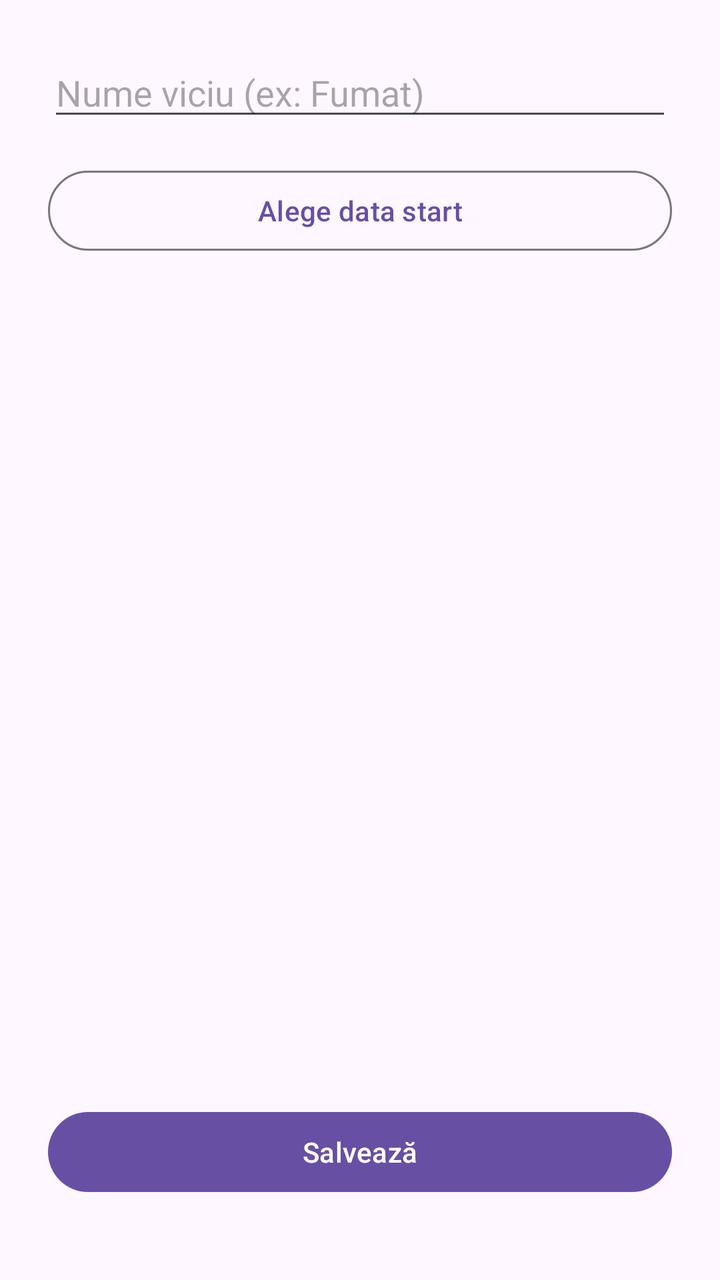
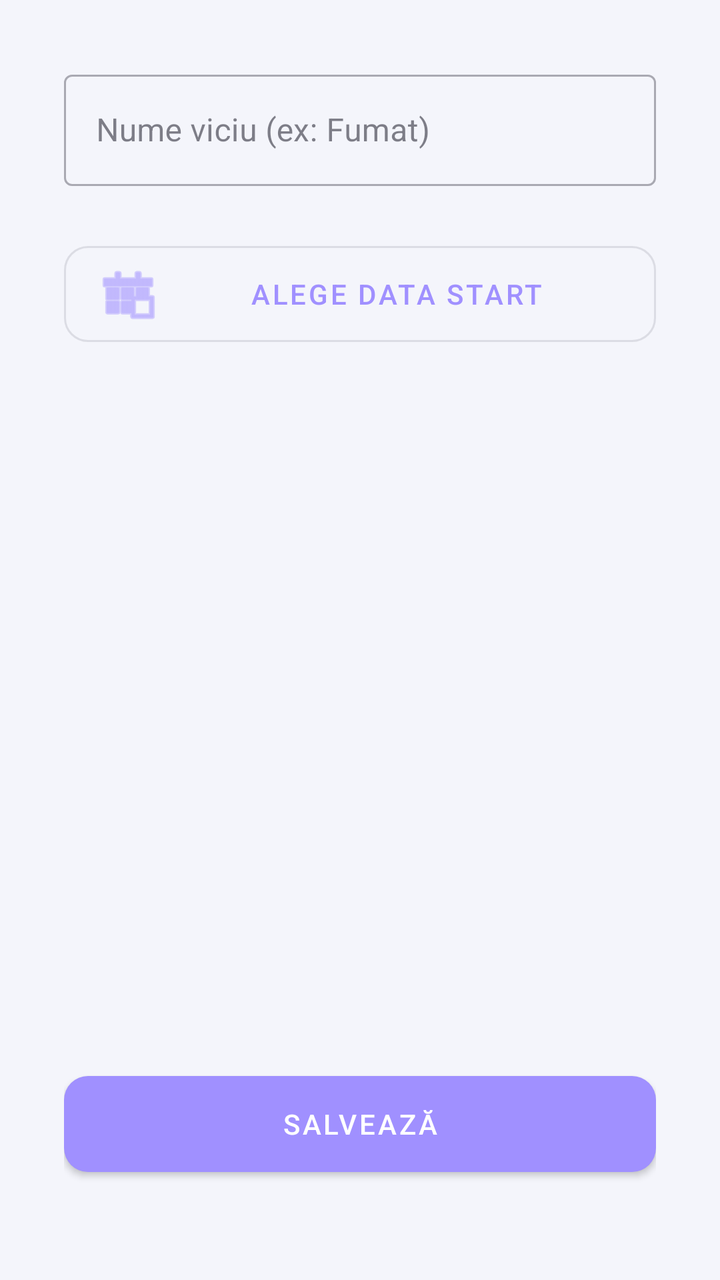

An Android layout rendered at two revisions. The XML below is the earlier revision; the diff shows what the commit changed to produce the second picture.
<!-- AndroidManifest.xml: application theme Theme.Bad_Habits_Tracker -->
<!-- res/layout/fragment_add_habit.xml -->
<?xml version="1.0" encoding="utf-8"?>
<androidx.constraintlayout.widget.ConstraintLayout
    xmlns:android="http://schemas.android.com/apk/res/android"
    xmlns:app="http://schemas.android.com/apk/res-auto"
    android:layout_width="match_parent"
    android:layout_height="match_parent"
    android:padding="24dp">

    <EditText
        android:id="@+id/etHabitName"
        android:layout_width="0dp"
        android:layout_height="wrap_content"
        android:hint="Nume viciu (ex: Fumat)"
        android:inputType="text"
        app:layout_constraintTop_toTopOf="parent"
        app:layout_constraintStart_toStartOf="parent"
        app:layout_constraintEnd_toEndOf="parent" />

    <Button
        android:id="@+id/btnPickDate"
        android:layout_width="0dp"
        android:layout_height="wrap_content"
        android:text="Alege data start"
        android:layout_marginTop="16dp"
        style="?attr/materialButtonOutlinedStyle"
        app:layout_constraintTop_toBottomOf="@+id/etHabitName"
        app:layout_constraintStart_toStartOf="parent"
        app:layout_constraintEnd_toEndOf="parent" />

    <Button
        android:id="@+id/btnSave"
        android:layout_width="0dp"
        android:layout_height="wrap_content"
        android:text="Salvează"
        android:layout_marginBottom="16dp"
        app:layout_constraintBottom_toBottomOf="parent"
        app:layout_constraintStart_toStartOf="parent"
        app:layout_constraintEnd_toEndOf="parent" />

</androidx.constraintlayout.widget.ConstraintLayout>
<!-- resources referenced by this layout -->
<resources>
  <style name="Theme.Bad_Habits_Tracker" parent="Base.Theme.Bad_Habits_Tracker" />
  <style name="Base.Theme.Bad_Habits_Tracker" parent="Theme.Material3.DayNight.NoActionBar">
          
          
      </style>
</resources>

<!-- the commit's change to res/layout/fragment_add_habit.xml (unified diff, before → after) -->
@@ -4,35 +4,45 @@
     xmlns:app="http://schemas.android.com/apk/res-auto"
     android:layout_width="match_parent"
     android:layout_height="match_parent"
-    android:padding="24dp">
+    android:padding="32dp">
 
-    <EditText
-        android:id="@+id/etHabitName"
+    <com.google.android.material.textfield.TextInputLayout
+        android:id="@+id/tilHabitName"
+        style="@style/Widget.MaterialComponents.TextInputLayout.OutlinedBox"
         android:layout_width="0dp"
         android:layout_height="wrap_content"
-        android:hint="Nume viciu (ex: Fumat)"
-        android:inputType="text"
+        android:hint="@string/prompt_habit_name"
         app:layout_constraintTop_toTopOf="parent"
+        app:layout_constraintStart_toStartOf="parent"
+        app:layout_constraintEnd_toEndOf="parent">
+
+        <com.google.android.material.textfield.TextInputEditText
+            android:id="@+id/etHabitName"
+            android:layout_width="match_parent"
+            android:layout_height="wrap_content"
+            android:inputType="text" />
+    </com.google.android.material.textfield.TextInputLayout>
+
+    <com.google.android.material.button.MaterialButton
+        android:id="@+id/btnPickDate"
+        style="@style/Widget.MaterialComponents.Button.OutlinedButton"
+        android:layout_width="0dp"
+        android:layout_height="60dp"
+        android:layout_marginTop="24dp"
+        android:text="@string/action_pick_date"
+        app:cornerRadius="12dp"
+        app:icon="@android:drawable/ic_menu_today"
+        app:layout_constraintTop_toBottomOf="@+id/tilHabitName"
         app:layout_constraintStart_toStartOf="parent"
         app:layout_constraintEnd_toEndOf="parent" />
 
-    <Button
-        android:id="@+id/btnPickDate"
-        android:layout_width="0dp"
-        android:layout_height="wrap_content"
-        android:text="Alege data start"
-        android:layout_marginTop="16dp"
-        style="?attr/materialButtonOutlinedStyle"
-        app:layout_constraintTop_toBottomOf="@+id/etHabitName"
-        app:layout_constraintStart_toStartOf="parent"
-        app:layout_constraintEnd_toEndOf="parent" />
-
-    <Button
+    <com.google.android.material.button.MaterialButton
         android:id="@+id/btnSave"
         android:layout_width="0dp"
-        android:layout_height="wrap_content"
-        android:text="Salvează"
+        android:layout_height="60dp"
         android:layout_marginBottom="16dp"
+        android:text="@string/action_save"
+        app:cornerRadius="12dp"
         app:layout_constraintBottom_toBottomOf="parent"
         app:layout_constraintStart_toStartOf="parent"
         app:layout_constraintEnd_toEndOf="parent" />
<!-- resource entries referenced after the edit -->
@@ -1,9 +1,35 @@
 <!-- resources referenced by this layout -->
 <resources>
-  <style name="Theme.Bad_Habits_Tracker" parent="Base.Theme.Bad_Habits_Tracker" />
-  <style name="Base.Theme.Bad_Habits_Tracker" parent="Theme.Material3.DayNight.NoActionBar">
+  <string name="action_pick_date">Alege data start</string>
+  <string name="action_save">Salvează</string>
+  <string name="prompt_habit_name">Nume viciu (ex: Fumat)</string>
+  <style name="Theme.Bad_Habits_Tracker" parent="Theme.MaterialComponents.Light.NoActionBar">
+          
+          <item name="colorPrimary">@color/colorPrimary</item>
+          <item name="colorPrimaryVariant">@color/colorPrimaryDark</item>
+          <item name="colorOnPrimary">@color/white</item>
           
           
+          <item name="colorSecondary">@color/colorSecondary</item>
+          <item name="colorSecondaryVariant">@color/colorSecondary</item>
+          <item name="colorOnSecondary">@color/textColorPrimary</item>
+          
+          
+          <item name="android:colorBackground">@color/colorBackground</item>
+          <item name="colorSurface">@color/colorSurface</item>
+          <item name="colorOnBackground">@color/textColorPrimary</item>
+          <item name="colorOnSurface">@color/textColorPrimary</item>
+          
+          
+          <item name="colorError">@color/colorError</item>
       </style>
+  <color name="colorPrimary">#A090FF</color>
+  <color name="colorPrimaryDark">#705DDA</color>
+  <color name="white">#FFFFFF</color>
+  <color name="colorSecondary">#8BE2C9</color>
+  <color name="textColorPrimary">#2D2D3A</color>
+  <color name="colorBackground">#F4F5FB</color>
+  <color name="colorSurface">#FFFFFF</color>
+  <color name="colorError">#FF8C8C</color>
 </resources>
 
